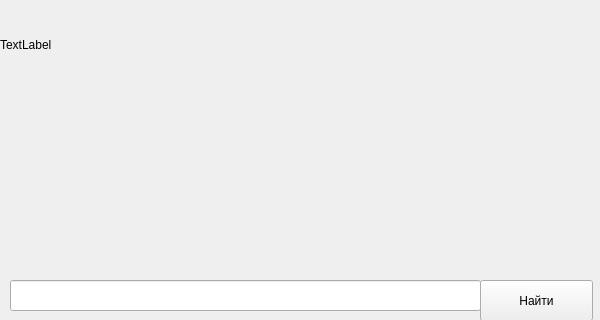
The window that main.ui (NAD777/Yandex-maps-api-Qt-application) describes before a commit, drawn with Qt 5; both pictures show x 0 to 600 and y 180 to 500 of the 600 by 500 pixel window.
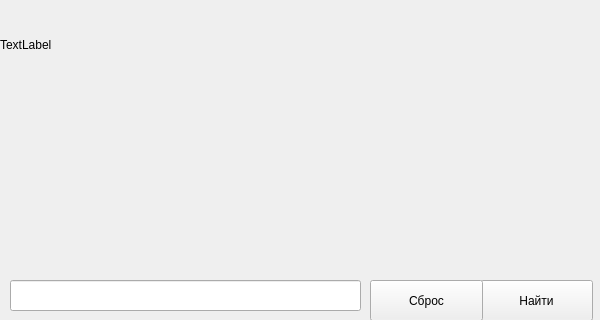
The same window after the commit.

Commit message: add solution for 7-th

Diff of the .ui file:
```diff
--- a/main.ui
+++ b/main.ui
@@ -45,7 +45,7 @@
      <rect>
       <x>10</x>
       <y>460</y>
-      <width>471</width>
+      <width>351</width>
       <height>31</height>
      </rect>
     </property>
@@ -58,6 +58,19 @@
      <string/>
     </property>
    </widget>
+   <widget class="QPushButton" name="reset">
+    <property name="geometry">
+     <rect>
+      <x>370</x>
+      <y>460</y>
+      <width>113</width>
+      <height>41</height>
+     </rect>
+    </property>
+    <property name="text">
+     <string>Сброс</string>
+    </property>
+   </widget>
   </widget>
  </widget>
  <resources/>
```
The commit also changes 1 other file.
